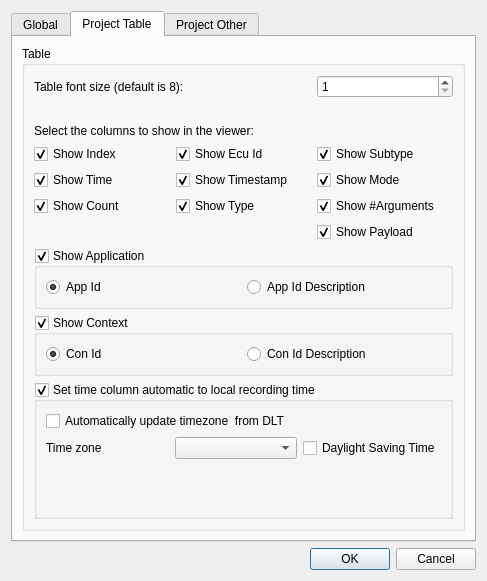
COVESA/dlt-viewer, file src/settingsdialog.ui: the form before one commit.
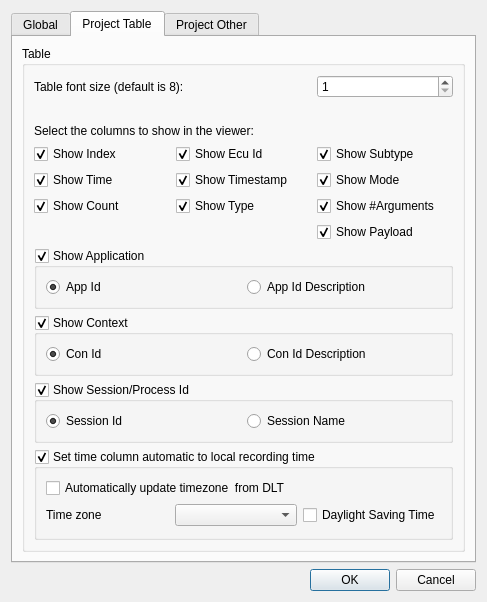
The form after the commit. The open tabs and pages were chosen to show the change. Icons and pictures are not drawn.

Commit message: Add session id to table view. Fixed wrong initialisation of table view settings.

Diff of the .ui file:
```diff
--- a/src/settingsdialog.ui
+++ b/src/settingsdialog.ui
@@ -7,7 +7,7 @@
     <x>0</x>
     <y>0</y>
     <width>487</width>
-    <height>581</height>
+    <height>591</height>
    </rect>
   </property>
   <property name="windowTitle">
@@ -372,7 +372,7 @@
             <property name="checkable">
              <bool>true</bool>
             </property>
-            <layout class="QHBoxLayout" name="horizontalLayout_2">
+            <layout class="QHBoxLayout" name="horizontalLayout_3">
              <item>
               <widget class="QRadioButton" name="radioButtonConId">
                <property name="text">
@@ -396,6 +396,55 @@
             </layout>
            </widget>
           </item>
+          <item row="5" column="0">
+           <widget class="QGroupBox" name="groupBoxAutomaticTimeSettings">
+            <property name="title">
+             <string>Set time column automatic to local recording time</string>
+            </property>
+            <property name="checkable">
+             <bool>true</bool>
+            </property>
+            <layout class="QGridLayout" name="gridLayout_9">
+             <item row="0" column="0" colspan="3">
+              <widget class="QCheckBox" name="checkBoxAutomaticTimezone">
+               <property name="text">
+                <string>Automatically update timezone  from DLT</string>
+               </property>
+              </widget>
+             </item>
+             <item row="1" column="1">
+              <widget class="QComboBox" name="comboBoxUTCOffset"/>
+             </item>
+             <item row="1" column="2">
+              <widget class="QCheckBox" name="checkBoxDST">
+               <property name="text">
+                <string>Daylight Saving Time</string>
+               </property>
+              </widget>
+             </item>
+             <item row="1" column="0">
+              <widget class="QLabel" name="labelTimezone">
+               <property name="text">
+                <string>Time zone</string>
+               </property>
+              </widget>
+             </item>
+             <item row="2" column="2">
+              <spacer name="verticalSpacer_3">
+               <property name="orientation">
+                <enum>Qt::Vertical</enum>
+               </property>
+               <property name="sizeHint" stdset="0">
+                <size>
+                 <width>20</width>
+                 <height>40</height>
+                </size>
+               </property>
+              </spacer>
+             </item>
+            </layout>
+           </widget>
+          </item>
           <item row="1" column="0">
            <layout class="QGridLayout" name="gridLayout_3">
             <item row="5" column="0">
@@ -576,51 +625,31 @@
            </widget>
           </item>
           <item row="4" column="0">
-           <widget class="QGroupBox" name="groupBoxAutomaticTimeSettings">
+           <widget class="QGroupBox" name="groupBoxSessionId">
             <property name="title">
-             <string>Set time column automatic to local recording time</string>
+             <string>Show Session/Process Id</string>
             </property>
             <property name="checkable">
              <bool>true</bool>
             </property>
-            <layout class="QGridLayout" name="gridLayout_9">
-             <item row="0" column="0" colspan="3">
-              <widget class="QCheckBox" name="checkBoxAutomaticTimezone">
+            <layout class="QHBoxLayout" name="horizontalLayout_2">
+             <item>
+              <widget class="QRadioButton" name="radioButtonSessionId">
                <property name="text">
-                <string>Automatically update timezone  from DLT</string>
+                <string>Session Id</string>
                </property>
-              </widget>
-             </item>
-             <item row="1" column="1">
-              <widget class="QComboBox" name="comboBoxUTCOffset"/>
-             </item>
-             <item row="1" column="2">
-              <widget class="QCheckBox" name="checkBoxDST">
-               <property name="text">
-                <string>Daylight Saving Time</string>
+               <property name="checked">
+                <bool>true</bool>
                </property>
               </widget>
              </item>
-             <item row="1" column="0">
-              <widget class="QLabel" name="labelTimezone">
+             <item>
+              <widget class="QRadioButton" name="radioButtonSessionName">
                <property name="text">
-                <string>Time zone</string>
+                <string>Session Name</string>
                </property>
               </widget>
              </item>
-             <item row="2" column="2">
-              <spacer name="verticalSpacer_3">
-               <property name="orientation">
-                <enum>Qt::Vertical</enum>
-               </property>
-               <property name="sizeHint" stdset="0">
-                <size>
-                 <width>20</width>
-                 <height>40</height>
-                </size>
-               </property>
-              </spacer>
-             </item>
             </layout>
            </widget>
           </item>
```
Left out of the diff: 82 changed lines with no effect on the pictures. The commit also changes 10 other files.
